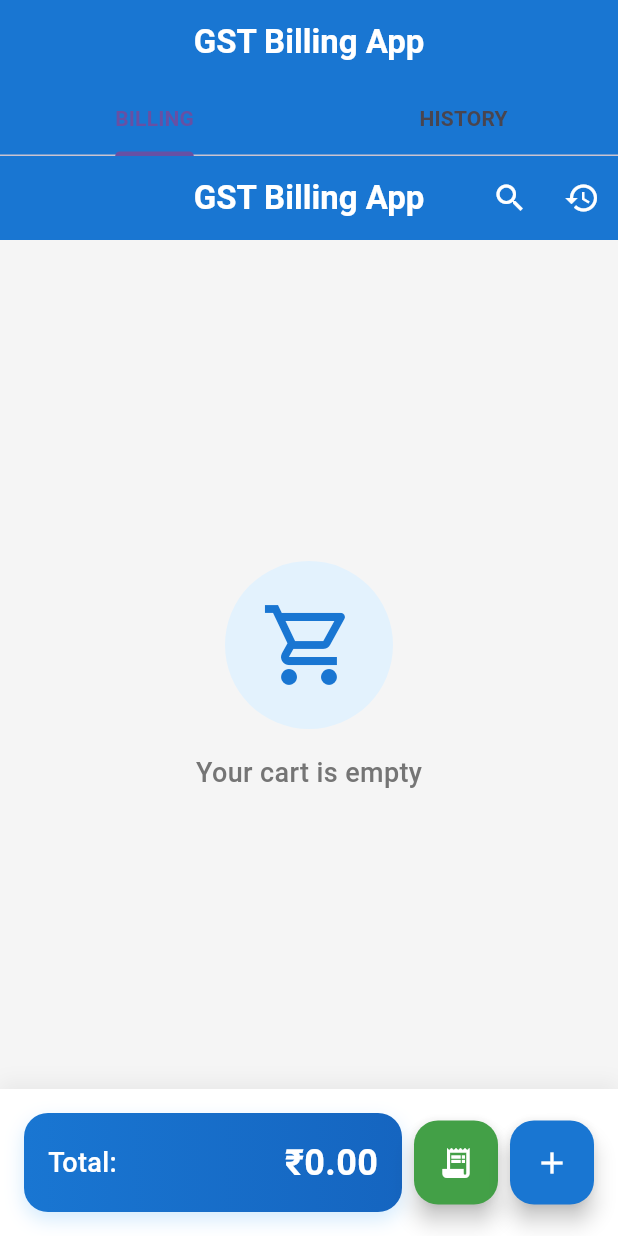
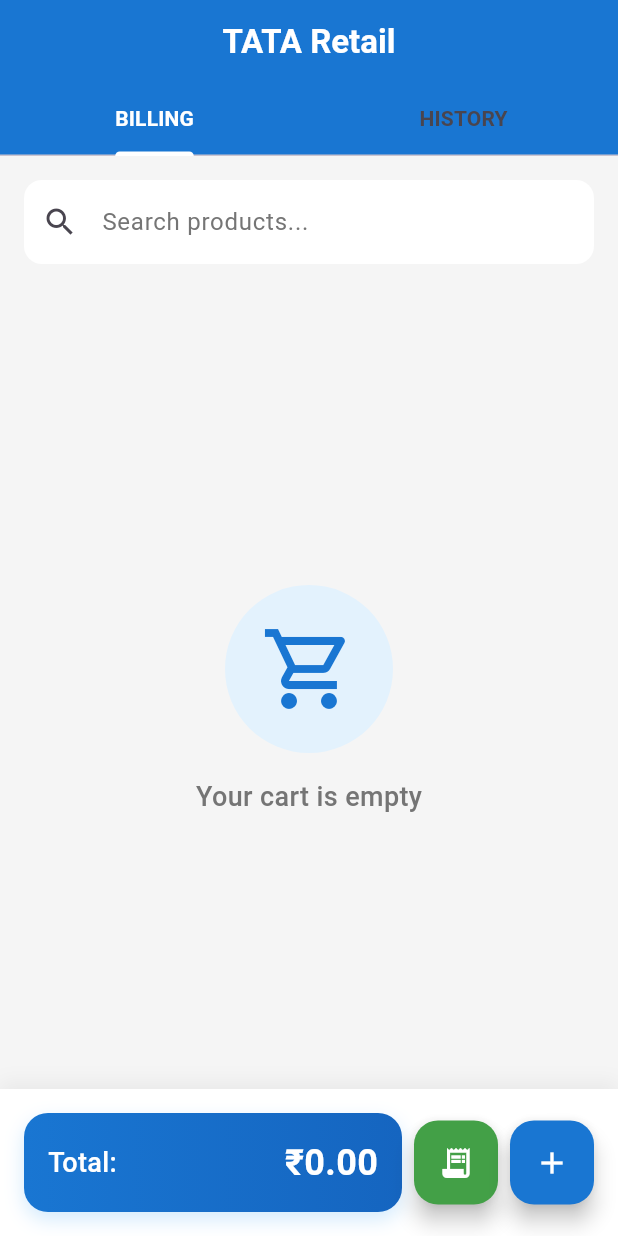
Before and after one commit to skgoswami2005/gst_billing_app, a Flutter app: the screen it shows after launch, on a phone screen of 412 x 824 dp. Run offline on Flutter 3.47's test engine with Material 3 defaults, Android fonts, the phone set to English and light mode, and no system bars; our stand-ins replace sqflite; accounts and stored records are empty.

Commit message:
Added delete items on generating an invoice

```diff
--- a/lib/screens/home_screen.dart
+++ b/lib/screens/home_screen.dart
@@ -16,7 +16,6 @@ class _HomeScreenState extends State<HomeScreen> {
   final _nameController = TextEditingController();
   final _priceController = TextEditingController();
   final _searchController = TextEditingController();
-  bool _isSearching = false;
   double _selectedGST = 5.0;
   bool _isLoading = true;
 
@@ -103,6 +102,8 @@ class _HomeScreenState extends State<HomeScreen> {
     );
 
     await DatabaseHelper.instance.saveInvoice(invoice);
+    await DatabaseHelper.instance
+        .deleteAllProducts(); // Add this line to clear products
     setState(() {
       cartItems.clear();
     });
@@ -118,51 +119,42 @@ class _HomeScreenState extends State<HomeScreen> {
   Widget build(BuildContext context) {
     return Scaffold(
       backgroundColor: Colors.grey[100],
-      appBar: AppBar(
-        title: _isSearching
-            ? TextField(
+      body: Column(
+        children: [
+          // Search bar
+          Container(
+            padding: const EdgeInsets.all(16),
+            child: Row(
+              children: [
+                Expanded(
+                  child: TextField(
                     controller: _searchController,
-                style: const TextStyle(color: Colors.white),
-                decoration: const InputDecoration(
+                    decoration: InputDecoration(
                       hintText: 'Search products...',
-                  hintStyle: TextStyle(color: Colors.white70),
-                  border: InputBorder.none,
+                      hintStyle: TextStyle(color: Colors.grey[600]),
+                      prefixIcon: const Icon(Icons.search),
+                      filled: true,
+                      fillColor: Colors.white,
+                      border: OutlineInputBorder(
+                        borderRadius: BorderRadius.circular(12),
+                        borderSide: BorderSide.none,
                       ),
-                onChanged: (query) => _filterProducts(query),
-              )
-            : const Text(
-                'GST Billing App',
-                style: TextStyle(fontWeight: FontWeight.bold),
+                      enabledBorder: OutlineInputBorder(
+                        borderRadius: BorderRadius.circular(12),
+                        borderSide: BorderSide.none,
                       ),
-        actions: [
-          IconButton(
-            icon: Icon(_isSearching ? Icons.close : Icons.search),
-            onPressed: () {
-              setState(() {
-                _isSearching = !_isSearching;
-                if (!_isSearching) {
-                  _searchController.clear();
-                  _filterProducts('');
-                }
-              });
-            },
                     ),
-          IconButton(
-            icon: const Icon(Icons.history),
-            onPressed: _showTransactionHistory,
+                    onChanged: _filterProducts,
+                  ),
                 ),
               ],
-        centerTitle: true,
-        backgroundColor: Colors.blue[700],
-        foregroundColor: Colors.white,
-        elevation: 0,
             ),
-      body: _isLoading
+          ),
+          // List view
+          Expanded(
+            child: _isLoading
                 ? const Center(child: CircularProgressIndicator())
-          : Column(
-              children: [
-                Expanded(
-                  child: Padding(
+                : Padding(
                     padding: const EdgeInsets.fromLTRB(16, 16, 16, 0),
                     child: cartItems.isEmpty
                         ? Center(
@@ -344,10 +336,6 @@ class _HomeScreenState extends State<HomeScreen> {
     );
   }
 
-  void _showTransactionHistory() {
-    // TODO: Implement transaction history view
-  }
-
   void _showAddProductDialog() {
     showDialog(
       context: context,
--- a/lib/screens/main_screen.dart
+++ b/lib/screens/main_screen.dart
@@ -11,14 +11,16 @@ class MainScreen extends StatelessWidget {
       length: 2,
       child: Scaffold(
         appBar: AppBar(
-          title: const Text('GST Billing App',
+          title: const Text('TATA Retail',
               style: TextStyle(fontWeight: FontWeight.bold)),
           bottom: const TabBar(
             tabs: [
               Tab(text: 'BILLING'),
               Tab(text: 'HISTORY'),
             ],
-            labelStyle: TextStyle(fontWeight: FontWeight.bold),
+            labelStyle:
+                TextStyle(fontWeight: FontWeight.bold, color: Colors.white),
+            indicatorColor: Colors.white,
           ),
           centerTitle: true,
           backgroundColor: Colors.blue[700],
--- a/lib/services/database_helper.dart
+++ b/lib/services/database_helper.dart
@@ -100,6 +100,11 @@ class DatabaseHelper {
     );
   }
 
+  Future<void> deleteAllProducts() async {
+    final db = await instance.database;
+    await db.delete('products');
+  }
+
   Future<List<Product>> searchProducts(String query) async {
     final db = await instance.database;
     final result = await db.query(
```
Also changed, not shown: lib/screens/history_screen.dart (+13 -4 lines), lib/screens/invoice_details_screen.dart (added, +124 -0 lines). Lines whose indentation alone changed are shown as unchanged.
